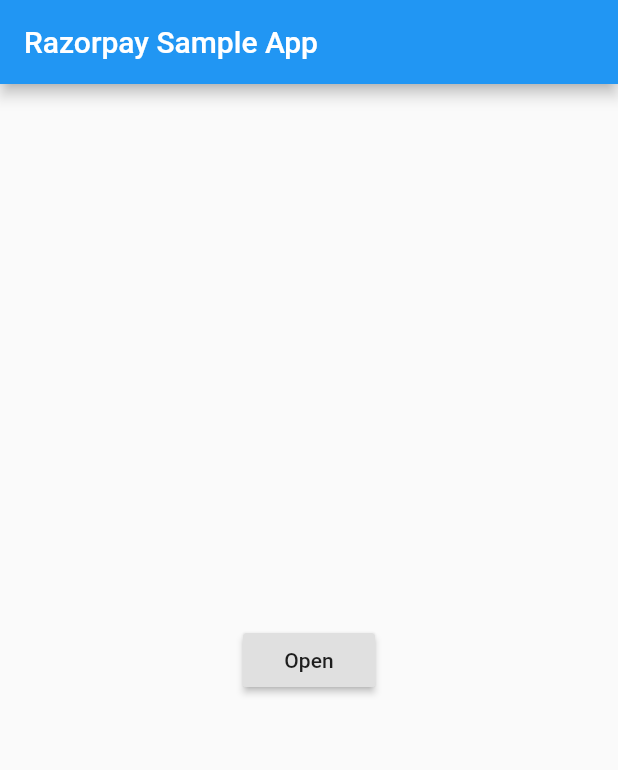
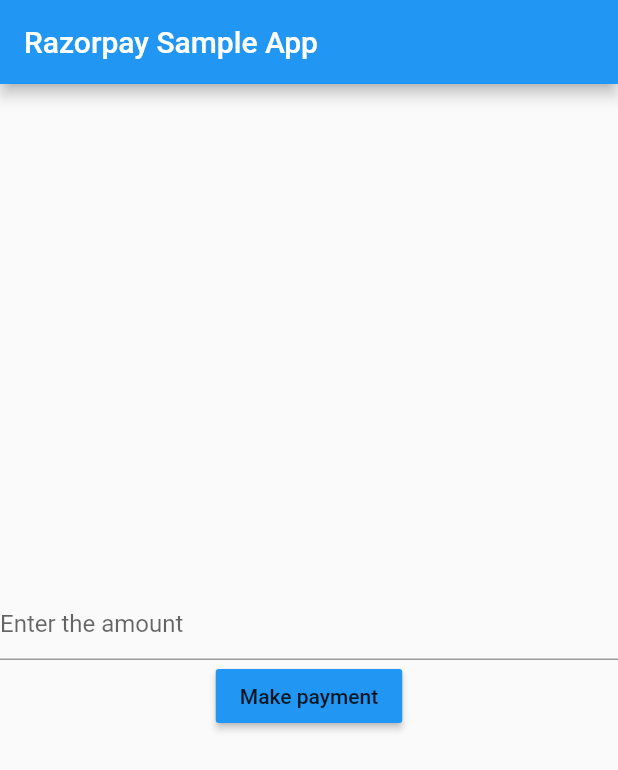
Before and after one commit to jyothir10/payment, a Flutter app: the screen it shows after launch, on a phone screen of 412 x 824 dp. Shown: the top 770 px of the screen. Run offline on Flutter 3.47's test engine with Material 2 defaults, Android fonts, the phone set to English and light mode, and no system bars; our stand-ins replace fluttertoast; missing offline and left inert: razorpay_flutter.

```diff
--- a/lib/main.dart
+++ b/lib/main.dart
@@ -1,3 +1,4 @@
+import 'package:flutter/cupertino.dart';
 import 'package:flutter/material.dart';
 import 'package:flutter/services.dart';
 
@@ -14,8 +15,10 @@ class MyApp extends StatefulWidget {
 
 class _MyAppState extends State<MyApp> {
   static const platform = const MethodChannel("razorpay_flutter");
+  TextEditingController _controller;
 
   Razorpay _razorpay;
+  int totalAmount;
 
   @override
   Widget build(BuildContext context) {
@@ -25,11 +28,31 @@ class _MyAppState extends State<MyApp> {
           title: const Text('Razorpay Sample App'),
         ),
         body: Center(
-            child: Row(
-                mainAxisAlignment: MainAxisAlignment.center,
-                children: <Widget>[
-              RaisedButton(onPressed: openCheckout, child: Text('Open'))
-            ])),
+          child: Column(
+            mainAxisAlignment: MainAxisAlignment.center,
+            children: <Widget>[
+              LimitedBox(
+                  maxWidth: 150,
+                  child: TextField(
+                    keyboardType: TextInputType.number,
+                    decoration: InputDecoration(
+                      hintText: 'Enter the amount',
+                    ),
+                    controller: _controller,
+                    onChanged: (value) {
+                      setState(() {
+                        totalAmount = num.parse(value);
+                      });
+                    },
+                  )),
+              RaisedButton(
+                onPressed: openCheckout,
+                child: Text('Make payment'),
+                color: Colors.blue,
+              )
+            ],
+          ),
+        ),
       ),
     );
   }
@@ -52,10 +75,10 @@ class _MyAppState extends State<MyApp> {
   void openCheckout() async {
     var options = {
       'key': 'rzp_test_1DP5mmOlF5G5ag',
-      'amount': 2000,
-      'name': 'Acme Corp.',
-      'description': 'Fine T-Shirt',
-      'prefill': {'contact': '8888888888', 'email': 'test@razorpay.com'},
+      'amount': totalAmount * 100,
+      'name': 'company name',
+      'description': 'test payment',
+      'prefill': {'contact': '', 'email': ''},
       'external': {
         'wallets': ['paytm']
       }
```
